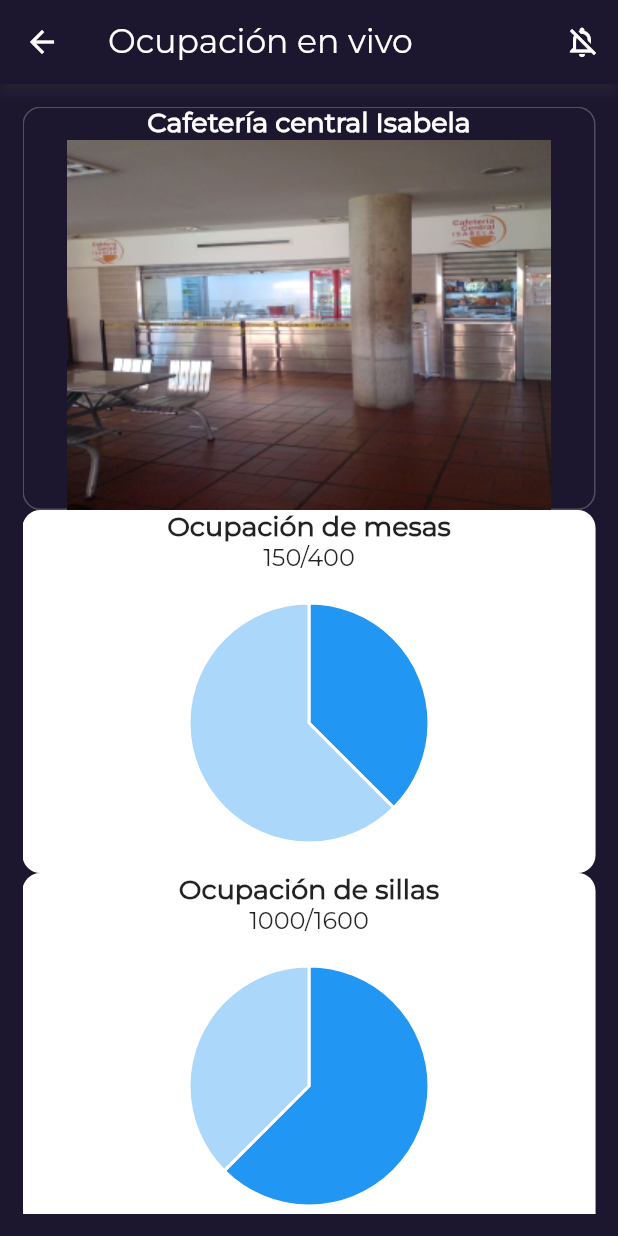
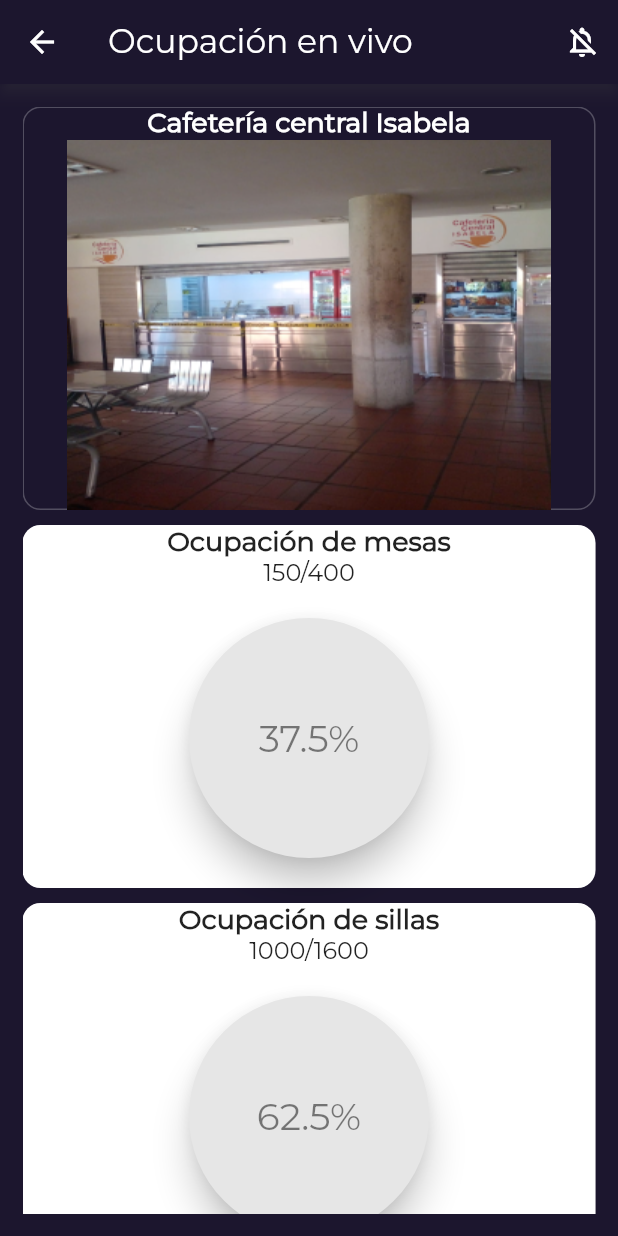
Before and after one commit to 7yrionLannister/is-it-crowded, a Flutter app: the screen it shows after launch, after a tap on the "pie chart" icon, on a phone screen of 412 x 824 dp. Run offline on Flutter 3.47's test engine with Material 2 defaults, Android fonts, the phone set to English and light mode, and no system bars; our stand-ins replace syncfusion_flutter_charts.

Commit message:
Pie charts are more similar to the design

```diff
--- a/lib/ui/live_occupation.dart
+++ b/lib/ui/live_occupation.dart
@@ -1,7 +1,5 @@
 import 'package:flutter/material.dart';
-import 'package:charts_flutter/flutter.dart' as charts;
 import 'package:syncfusion_flutter_charts/charts.dart';
-import 'package:d_chart/d_chart.dart';
 
 import '../model/cafeteria.dart';
 
@@ -11,28 +9,6 @@ class LiveOccupation extends StatelessWidget {
 
   @override
   Widget build(BuildContext context) {
-    final List<charts.Series<dynamic, num>> tablesOccupationList = [
-      charts.Series<int, int>(
-        id: "Ocupación de mesas",
-        domainFn: (int i, _) => i,
-        measureFn: (int j, _) => j,
-        data: [
-          cafeteria.tablesOccupation,
-          cafeteria.tables - cafeteria.tablesOccupation
-        ],
-      ),
-    ];
-    final List<charts.Series<dynamic, num>> peopleOccupationList = [
-      charts.Series<int, int>(
-        id: "Ocupación de sillas",
-        domainFn: (int i, _) => i,
-        measureFn: (int j, _) => j,
-        data: [
-          cafeteria.peopleOccupation,
-          cafeteria.maxCapacity - cafeteria.peopleOccupation
-        ],
-      ),
-    ];
     return SafeArea(
       minimum: const EdgeInsets.all(15.0),
       child: ListView(children: <Widget>[
@@ -54,6 +30,7 @@ class LiveOccupation extends StatelessWidget {
             Image.asset(cafeteria.image),
           ]),
         ),
+        const SizedBox(width: 20, height: 10,),
         DecoratedBox(
           decoration: const ShapeDecoration(
               shape: RoundedRectangleBorder(
@@ -71,76 +48,40 @@ class LiveOccupation extends StatelessWidget {
                     '/' +
                     cafeteria.tables.toString(),
                 style:
-                    const TextStyle(fontFamily: 'Montserrat', fontSize: 16.0)),
+                const TextStyle(fontFamily: 'Montserrat', fontSize: 16.0)),
             SizedBox(
-              child: charts.PieChart(
-                tablesOccupationList,
-                animate: true,
+              child: SfCircularChart(
+                  annotations: <CircularChartAnnotation>[
+                    CircularChartAnnotation(
+                        widget: PhysicalModel(
+                            child: Container(),
+                            shape: BoxShape.circle,
+                            elevation: 10,
+                            shadowColor: Colors.black,
+                            color: const Color.fromRGBO(230, 230, 230, 1))),
+                    CircularChartAnnotation(
+                        widget: Text((cafeteria.tablesOccupation / cafeteria.tables * 100).toStringAsFixed(1) + '%',
+                            style: const TextStyle(
+                                color: Color.fromRGBO(0, 0, 0, 0.5), fontSize: 25)))
+                  ],
+                  borderWidth: 10,
+                  series: <CircularSeries>[
+                    DoughnutSeries<int, String>(
+                        dataSource: [cafeteria.tablesOccupation, cafeteria.tables - cafeteria.tablesOccupation],
+                        xValueMapper: (int data, _) => data.toString(),
+                        yValueMapper: (int data, _) => data,
+                        pointColorMapper: (int data, _) => _.isOdd ? Colors.grey : Colors.blue,
+                        // Radius of doughnut
+                        radius: '90%'
+                    )
+                  ]
               ),
               width: 200,
               height: 200,
             ),
           ]),
         ),
-        DecoratedBox(
-          decoration: const ShapeDecoration(
-              shape: RoundedRectangleBorder(
-                  side: BorderSide(color: Colors.white24),
-                  borderRadius: BorderRadius.all(Radius.circular(12))),
-              color: Colors.white),
-          child: Column(children: <Widget>[
-            const Text("Ocupación de sillas",
-                style: TextStyle(
-                    fontWeight: FontWeight.bold,
-                    fontFamily: 'Montserrat',
-                    fontSize: 18.0)),
-            Text(
-                cafeteria.peopleOccupation.toString() +
-                    '/' +
-                     cafeteria.maxCapacity.toString(),
-                style:
-                    const TextStyle(fontFamily: 'Montserrat', fontSize: 16.0)),
-            SizedBox(
-              child: charts.PieChart(peopleOccupationList, animate: true),
-              width: 200,
-              height: 200,
-            ),
-          ]),
-        ),
-        DecoratedBox(
-          decoration: const ShapeDecoration(
-              shape: RoundedRectangleBorder(
-                  side: BorderSide(color: Colors.white24),
-                  borderRadius: BorderRadius.all(Radius.circular(12))),
-              color: Colors.white),
-          child: Column(children: <Widget>[
-            const Text("Ocupación de sillas",
-                style: TextStyle(
-                    fontWeight: FontWeight.bold,
-                    fontFamily: 'Montserrat',
-                    fontSize: 18.0)),
-            Text(
-                cafeteria.peopleOccupation.toString() +
-                    '/' +
-                    cafeteria.maxCapacity.toString(),
-                style:
-                    const TextStyle(fontFamily: 'Montserrat', fontSize: 16.0)),
-            SfCircularChart(
-              series: <DoughnutSeries<int, String>>[
-                DoughnutSeries<int, String>(
-                  explode: true,
-                  explodeIndex: 0,
-                  dataSource: [
-                    cafeteria.tablesOccupation,
-                    cafeteria.tables - cafeteria.tablesOccupation
-                  ],
-                  xValueMapper: (int i, _) => i.toString(),
-                  yValueMapper: (int j, _) => j,
-                ),
-              ],
-            ),
-          ]),
-        ),
+        const SizedBox(width: 20, height: 10,),
         DecoratedBox(
           decoration: const ShapeDecoration(
               shape: RoundedRectangleBorder(
@@ -160,14 +101,31 @@ class LiveOccupation extends StatelessWidget {
                 style:
                 const TextStyle(fontFamily: 'Montserrat', fontSize: 16.0)),
             SizedBox(
-              child: DChartPie(
-                data: [
-                  {'domain': 'Ocupado', 'measure': cafeteria.peopleOccupation},
-                  {'domain': 'Libre', 'measure': cafeteria.maxCapacity - cafeteria.peopleOccupation},
-                ],
-                fillColor: (pieData, index) => index != 0 ? Colors.blueGrey[400] : Colors.blue,
-                donutWidth: 30,
-                labelColor: Colors.white,
+              child: SfCircularChart(
+                  annotations: <CircularChartAnnotation>[
+                    CircularChartAnnotation(
+                        widget: PhysicalModel(
+                            child: Container(),
+                            shape: BoxShape.circle,
+                            elevation: 10,
+                            shadowColor: Colors.black,
+                            color: const Color.fromRGBO(230, 230, 230, 1))),
+                    CircularChartAnnotation(
+                        widget: Text((cafeteria.peopleOccupation / cafeteria.maxCapacity * 100).toStringAsFixed(1) + '%',
+                            style: const TextStyle(
+                                color: Color.fromRGBO(0, 0, 0, 0.5), fontSize: 25)))
+                  ],
+                  borderWidth: 10,
+                  series: <CircularSeries>[
+                    DoughnutSeries<int, String>(
+                        dataSource: [cafeteria.peopleOccupation, cafeteria.maxCapacity - cafeteria.peopleOccupation],
+                        xValueMapper: (int data, _) => data.toString(),
+                        yValueMapper: (int data, _) => data,
+                        pointColorMapper: (int data, _) => _.isOdd ? Colors.grey : Colors.blue,
+                        // Radius of doughnut
+                        radius: '90%'
+                    )
+                  ]
               ),
               width: 200,
               height: 200,
```
